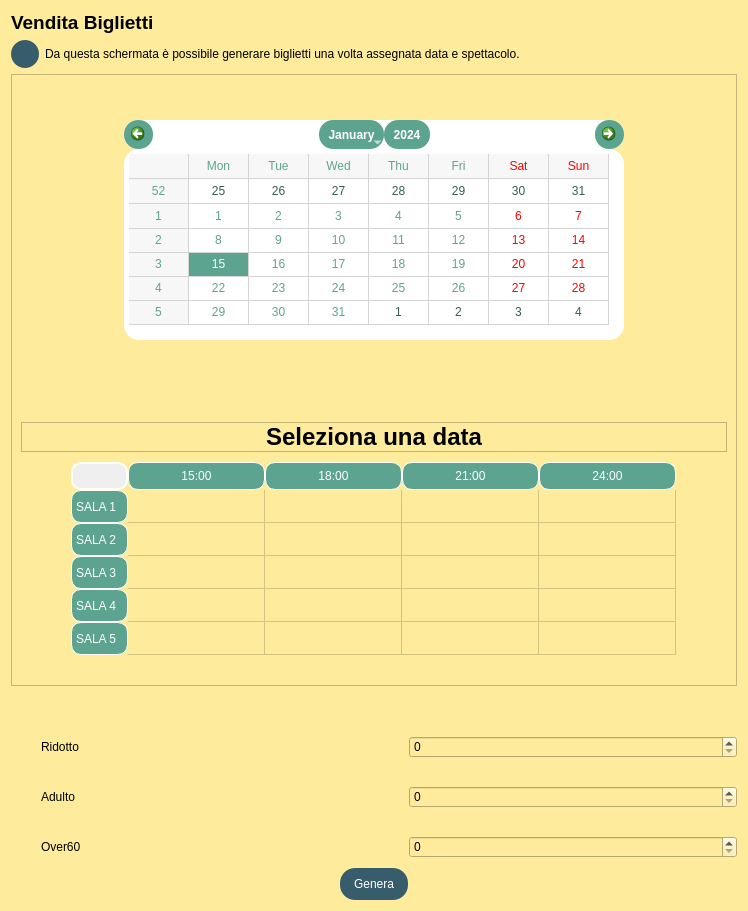
Above: biglietteria/vendita/view/venditabiglietti.ui from StracciaMatteo/GestioneCinema before the change. Below: the same form after it.
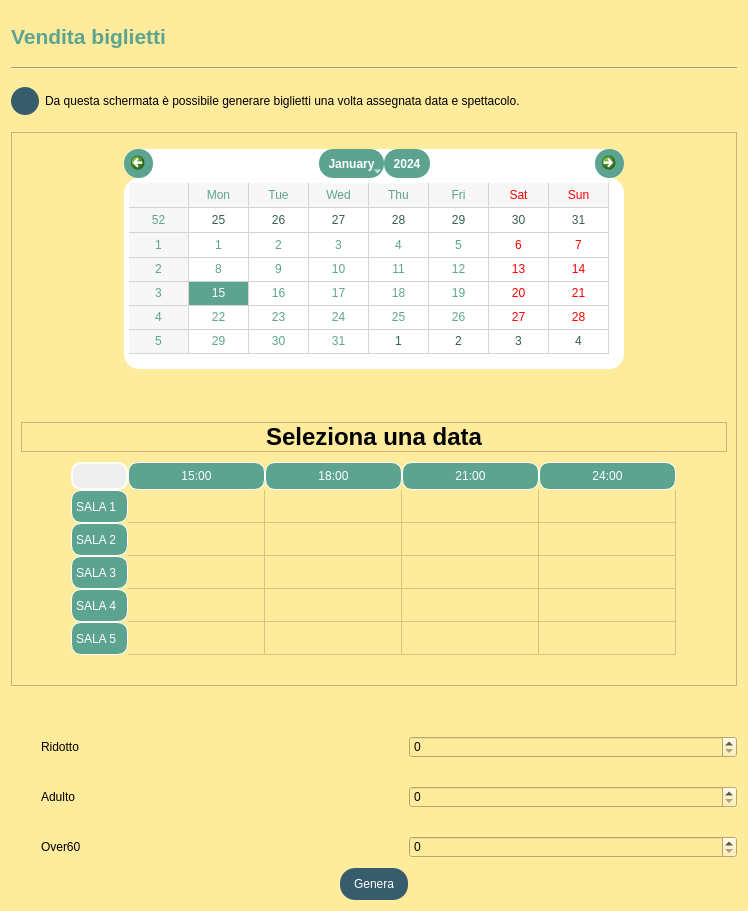
That is the form after the change. Icons and pictures are not drawn.

What changed in the file:
```diff
--- a/biglietteria/vendita/view/venditabiglietti.ui
+++ b/biglietteria/vendita/view/venditabiglietti.ui
@@ -159,25 +159,46 @@
   </property>
   <layout class="QVBoxLayout" name="verticalLayout">
    <item>
-    <layout class="QHBoxLayout" name="horizontalLayout_2">
-     <property name="bottomMargin">
-      <number>0</number>
+    <widget class="QLabel" name="Titolo">
+     <property name="sizePolicy">
+      <sizepolicy hsizetype="Preferred" vsizetype="Preferred">
+       <horstretch>0</horstretch>
+       <verstretch>0</verstretch>
+      </sizepolicy>
      </property>
-     <item>
-      <widget class="QLabel" name="label_8">
+     <property name="minimumSize">
+      <size>
+       <width>400</width>
+       <height>50</height>
+      </size>
+     </property>
+     <property name="maximumSize">
+      <size>
+       <width>16777215</width>
+       <height>50</height>
+      </size>
+     </property>
        <property name="font">
         <font>
-         <pointsize>14</pointsize>
+       <pointsize>16</pointsize>
          <weight>75</weight>
          <bold>true</bold>
         </font>
        </property>
+     <property name="styleSheet">
+      <string notr="true">color: rgb(92, 164, 144);</string>
+     </property>
        <property name="text">
-        <string>Vendita Biglietti</string>
+      <string>Vendita biglietti</string>
        </property>
       </widget>
      </item>
-    </layout>
+   <item>
+    <widget class="Line" name="line">
+     <property name="orientation">
+      <enum>Qt::Horizontal</enum>
+     </property>
+    </widget>
    </item>
    <item>
     <layout class="QHBoxLayout" name="horizontalLayout_3">
@@ -225,6 +246,12 @@
      </item>
      <item>
       <widget class="QLabel" name="label_9">
+       <property name="minimumSize">
+        <size>
+         <width>0</width>
+         <height>50</height>
+        </size>
+       </property>
        <property name="text">
         <string>Da questa schermata è possibile generare biglietti una volta assegnata data e spettacolo.</string>
        </property>
@@ -242,8 +269,8 @@
        <rect>
         <x>0</x>
         <y>0</y>
-        <width>728</width>
-        <height>600</height>
+        <width>711</width>
+        <height>562</height>
        </rect>
       </property>
       <layout class="QVBoxLayout" name="verticalLayout_3">
```
Lines whose indentation alone changed are shown as unchanged.
